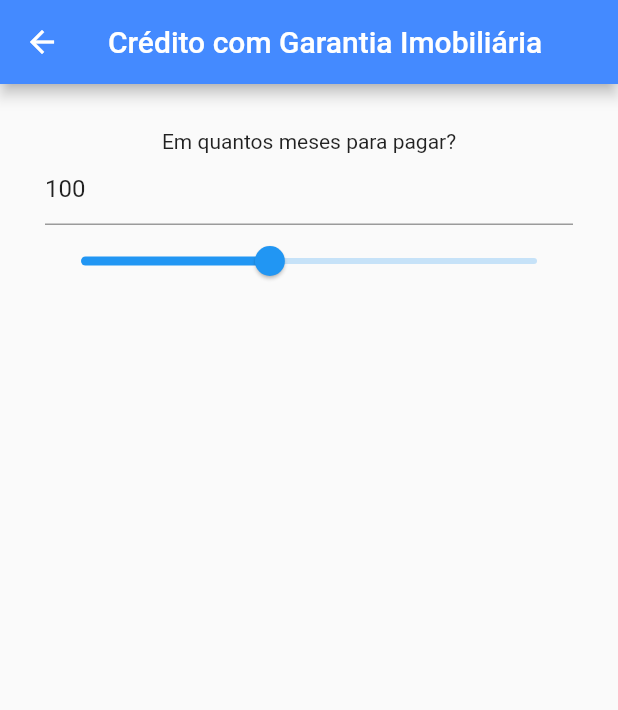
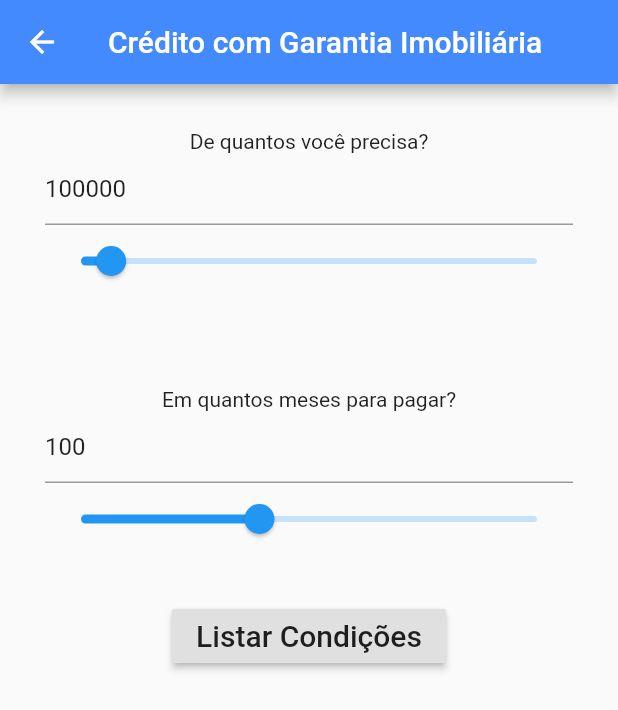
Before and after one commit to bernardohrl/tutorial_flutter_app, a Flutter app: the CreditoGarantia screen opened directly, on a phone screen of 412 x 824 dp. Shown: the top 710 px of the screen. Run offline on Flutter 3.47's test engine with Material 2 defaults, Android fonts, the phone set to English and light mode, and no system bars; our stand-ins replace flutter_svg.

Commit message:
Encapsuates Input Slider

```diff
--- a/lib/components/input_slider.dart
+++ b/lib/components/input_slider.dart
@@ -1,43 +1,35 @@
 import 'package:flutter/material.dart';
 
 class InputSlider extends StatefulWidget {
+  final double _sliderInitialValue, _min, _max;
+  final String _label;
+
+  InputSlider(this._label, this._min, this._max, this._sliderInitialValue);
+
   @override
-  _State createState() => _State();
+  _State createState() => _State(_label, _min, _max, _sliderInitialValue);
+
 }
 
+
+
 class _State extends State<InputSlider> {
-  double _sliderValue = 0.1;
-  final double _min = 0.001;
-  final double _max = 0.240;
+  double _sliderValue, _min, _max;
+  String _label = "";
   var textController = new TextEditingController();
 
-  void _sliderChanged(double value) {
-      setState(() => _sliderValue = value);
-      textController.text = (_sliderValue * 1000).round().toString();
-  }
-
-
-  void _validateTextField(String value) {
-    var max = (_max * 1000).round().toString();
-    var min = (_min * 1000).round().toString();
-
-    if(int.parse(value) > int.parse(max))
-      textController.text = max;
-
-    if(int.parse(value) < int.parse(min))
-      textController.text = min;
-  }
+  _State(this._label, this._min, this._max, this._sliderValue);
 
   @override
   Widget build(BuildContext context) {
-    textController.text = (_sliderValue * 1000).round().toString();
+    textController.text = (_sliderValue).round().toString();
 
     return Container(
       padding: EdgeInsets.all(30.0),
       child: Center(
         child: Column(
           children: <Widget>[
-            Text('Em quantos meses para pagar?'),
+            Text(_label),
             TextField(
               controller: textController,
               keyboardType: TextInputType.number,
@@ -55,4 +47,23 @@ class _State extends State<InputSlider> {
       ),
     );
   }
+
+
+
+  void _sliderChanged(double value) {
+      setState(() => _sliderValue = value);
+      textController.text = (_sliderValue).round().toString();
+  }
+
+
+  void _validateTextField(String value) {
+    var max = (_max).round().toString();
+    var min = (_min).round().toString();
+
+    if(int.parse(value) > int.parse(max))
+      textController.text = max;
+
+    if(int.parse(value) < int.parse(min))
+      textController.text = min;
+  }
 }
--- a/lib/simulation/credito_garantia.dart
+++ b/lib/simulation/credito_garantia.dart
@@ -1,5 +1,6 @@
 import 'package:flutter/material.dart';
 import '../components/input_slider.dart';
+import './listar_condicoes.dart';
 
 class CreditoGarantia extends StatefulWidget {
   @override
@@ -7,13 +8,33 @@ class CreditoGarantia extends StatefulWidget {
 }
 
 class _State extends State<CreditoGarantia> {
+
+
   @override
   Widget build(BuildContext context) {
     return Scaffold(
       appBar: AppBar(
         title: Text('Crédito com Garantia Imobiliária'),
       ),
-      body: InputSlider(),
+      body: Column(
+        children: <Widget>[
+          InputSlider(
+              "De quantos você precisa?", 1000.0, 1500000.0, 100000.0),
+          InputSlider(
+              "Em quantos meses para pagar?", 10.0, 240.0, 100.0),
+          RaisedButton(
+            onPressed: () => _goToListarCondicoes(context),
+            child: const Text('Listar Condições', style: TextStyle(fontSize: 20)),
+          ),
+        ],
+      ),
+    );
+  }
+
+  void _goToListarCondicoes(context) {
+    Navigator.push(
+      context,
+      MaterialPageRoute(builder: (context) => ListarCondicoes())
     );
   }
 }
```
